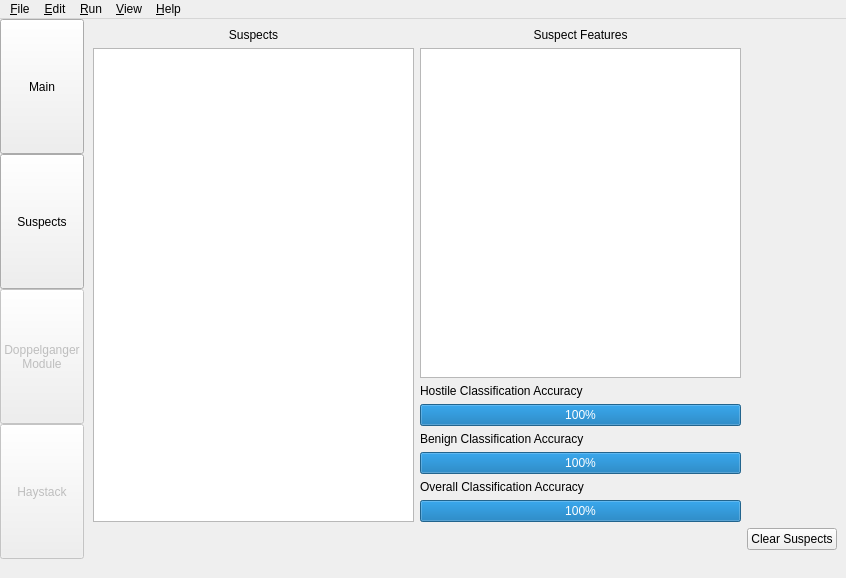
altf4/Nova, file NovaGUI/UI/novagui.ui: the form before one commit.
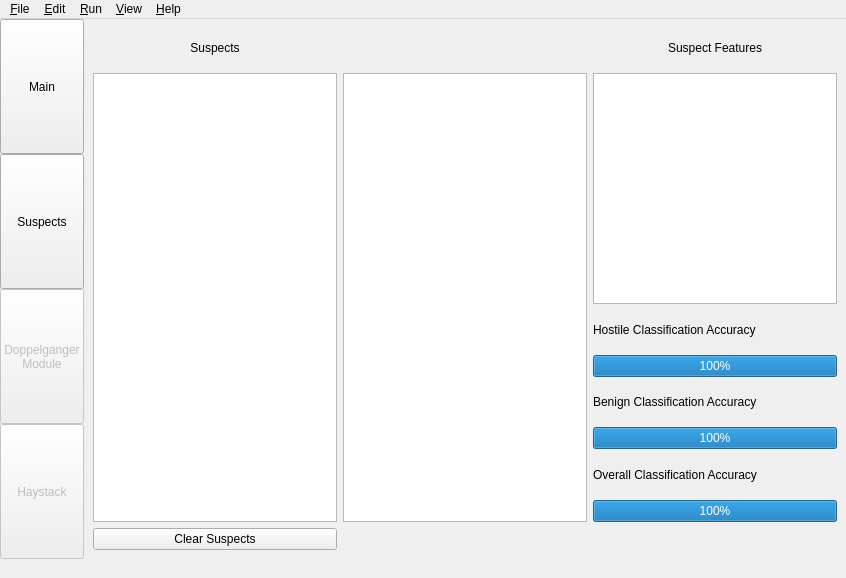
The form after the commit. The open tabs and pages were chosen to show the change.

Commit message: GUI: Display the feature accuracy with shiny QProgressbars

Patch:
```diff
--- a/NovaGUI/UI/novagui.ui
+++ b/NovaGUI/UI/novagui.ui
@@ -102,7 +102,7 @@
       </item>
      </layout>
     </item>
-    <item row="0" column="1" rowspan="2">
+    <item row="0" column="2" rowspan="2">
      <widget class="QStackedWidget" name="stackedWidget">
       <property name="sizePolicy">
        <sizepolicy hsizetype="Expanding" vsizetype="Expanding">
@@ -533,17 +533,7 @@
           </property>
          </widget>
         </item>
-        <item row="0" column="1">
-         <widget class="QLabel" name="suspectFeaturesLabel">
-          <property name="text">
-           <string>Suspect Features</string>
-          </property>
-          <property name="alignment">
-           <set>Qt::AlignCenter</set>
-          </property>
-         </widget>
-        </item>
-        <item row="1" column="0" rowspan="7">
+        <item row="1" column="0" rowspan="12">
          <widget class="QListWidget" name="suspectList">
           <property name="contextMenuPolicy">
            <enum>Qt::NoContextMenu</enum>
@@ -556,21 +546,28 @@
           </property>
          </widget>
         </item>
-        <item row="1" column="1">
+        <item row="0" column="2">
+         <widget class="QLabel" name="suspectFeaturesLabel">
+          <property name="text">
+           <string>Suspect Features</string>
+          </property>
+          <property name="alignment">
+           <set>Qt::AlignCenter</set>
+          </property>
+         </widget>
+        </item>
+        <item row="1" column="2" rowspan="6">
          <widget class="QTextEdit" name="suspectFeaturesEdit"/>
         </item>
-        <item row="2" column="1">
-         <widget class="QLabel" name="hostileSuspectClassificationLabel">
+        <item row="14" column="0">
+         <widget class="QPushButton" name="clearSuspectsButton">
           <property name="text">
-           <string>Hostile Classification Accuracy</string>
+           <string>Clear Suspects</string>
           </property>
-          <property name="alignment">
-           <set>Qt::AlignLeading|Qt::AlignLeft|Qt::AlignVCenter</set>
-          </property>
          </widget>
         </item>
-        <item row="3" column="1">
-         <widget class="QProgressBar" name="hostileSuspectClassificationBar">
+        <item row="12" column="2">
+         <widget class="QProgressBar" name="overallSuspectClassificationBar">
           <property name="layoutDirection">
            <enum>Qt::LeftToRight</enum>
           </property>
@@ -579,27 +576,10 @@
           </property>
          </widget>
         </item>
-        <item row="4" column="1">
-         <widget class="QLabel" name="benignSuspectClassificationLabel">
-          <property name="text">
-           <string>Benign Classification Accuracy</string>
-          </property>
-          <property name="alignment">
-           <set>Qt::AlignLeading|Qt::AlignLeft|Qt::AlignVCenter</set>
-          </property>
-         </widget>
+        <item row="1" column="1" rowspan="12">
+         <widget class="QListWidget" name="suspectDistances"/>
         </item>
-        <item row="5" column="1">
-         <widget class="QProgressBar" name="benignSuspectClassificationBar">
-          <property name="layoutDirection">
-           <enum>Qt::LeftToRight</enum>
-          </property>
-          <property name="value">
-           <number>100</number>
-          </property>
-         </widget>
-        </item>
-        <item row="6" column="1">
+        <item row="11" column="2">
          <widget class="QLabel" name="overallSuspectClassificationLabel">
           <property name="text">
            <string>Overall Classification Accuracy</string>
@@ -609,8 +589,8 @@
           </property>
          </widget>
         </item>
-        <item row="7" column="1">
-         <widget class="QProgressBar" name="overallSuspectClassificationBar">
+        <item row="10" column="2">
+         <widget class="QProgressBar" name="benignSuspectClassificationBar">
           <property name="layoutDirection">
            <enum>Qt::LeftToRight</enum>
           </property>
@@ -619,10 +599,33 @@
           </property>
          </widget>
         </item>
+        <item row="9" column="2">
+         <widget class="QLabel" name="benignSuspectClassificationLabel">
+          <property name="text">
+           <string>Benign Classification Accuracy</string>
+          </property>
+          <property name="alignment">
+           <set>Qt::AlignLeading|Qt::AlignLeft|Qt::AlignVCenter</set>
+          </property>
+         </widget>
+        </item>
         <item row="8" column="2">
-         <widget class="QPushButton" name="clearSuspectsButton">
+         <widget class="QProgressBar" name="hostileSuspectClassificationBar">
+          <property name="layoutDirection">
+           <enum>Qt::LeftToRight</enum>
+          </property>
+          <property name="value">
+           <number>100</number>
+          </property>
+         </widget>
+        </item>
+        <item row="7" column="2">
+         <widget class="QLabel" name="hostileSuspectClassificationLabel">
           <property name="text">
-           <string>Clear Suspects</string>
+           <string>Hostile Classification Accuracy</string>
+          </property>
+          <property name="alignment">
+           <set>Qt::AlignLeading|Qt::AlignLeft|Qt::AlignVCenter</set>
           </property>
          </widget>
         </item>
```
Left out of the diff: 2 changed lines with no effect on the pictures. The commit also changes 3 other files.
